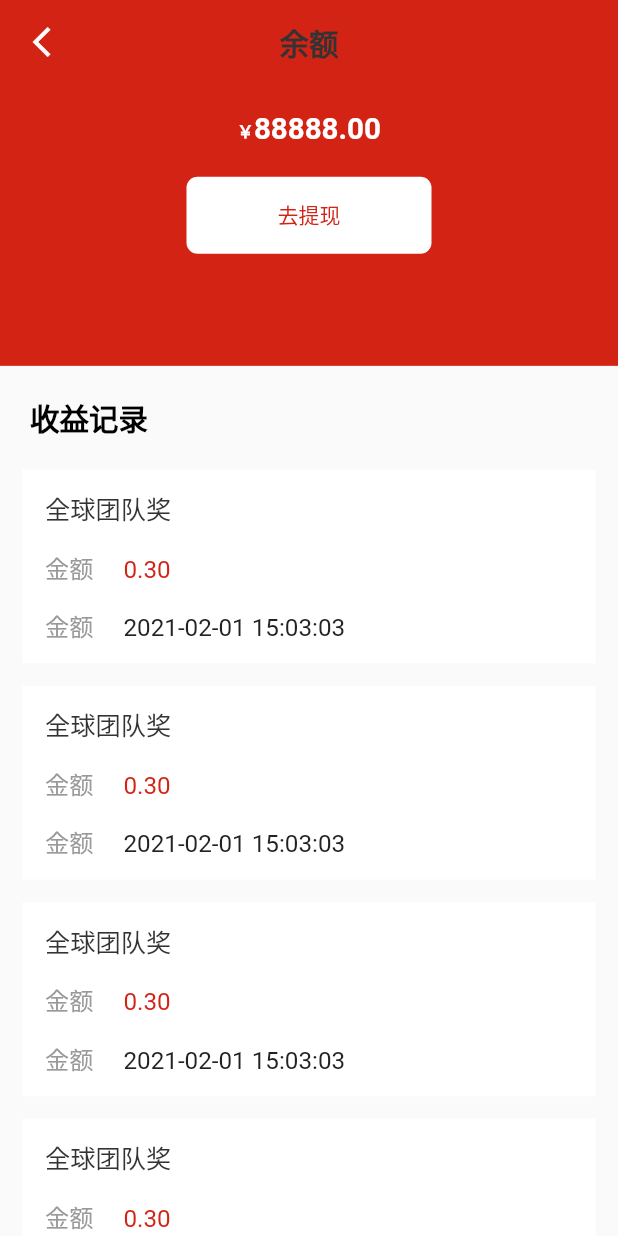
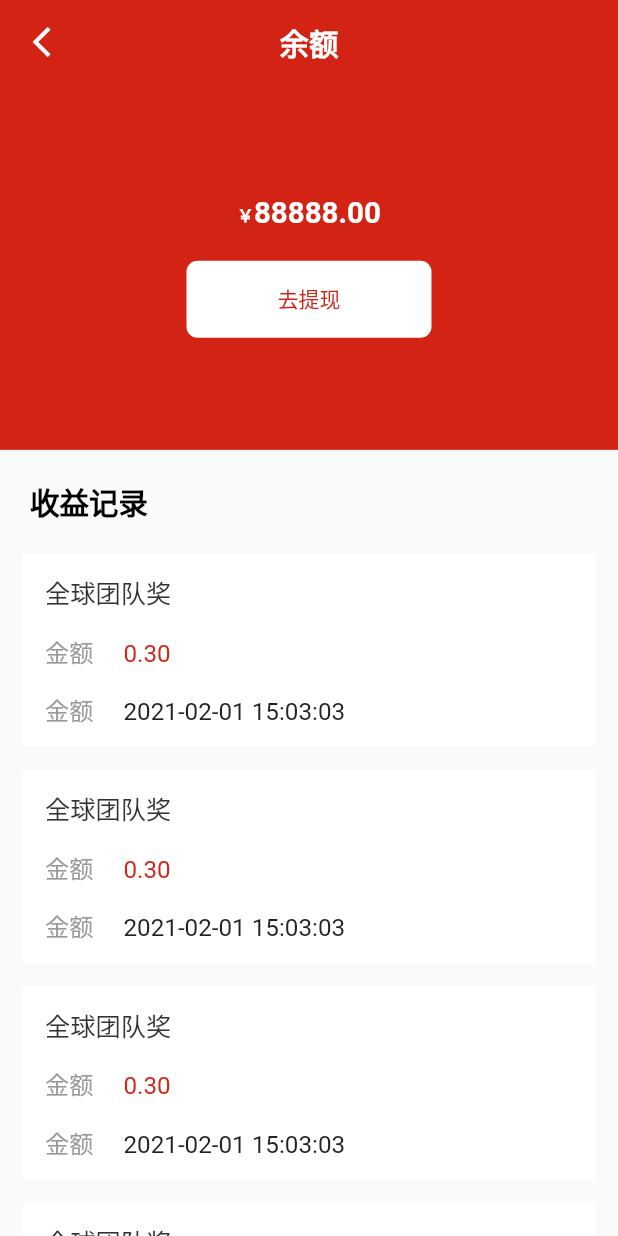
Before and after one commit to zh997/egou_app, a Flutter app: the BalancePage screen opened directly, on a phone screen of 412 x 824 dp. Run offline on Flutter 3.47's test engine with Material 2 defaults, Android fonts, the phone set to English and light mode, and no system bars; our stand-ins replace connectivity, dio, flutter_easyloading, flutter_screenutil, flutter_swiper, get and 2 more; missing offline and left inert: flutter_animated_dialog, flutter_pickers; accounts and stored records are empty.

Commit message:
feat: add page

```diff
--- a/lib/pages/balance/view.dart
+++ b/lib/pages/balance/view.dart
@@ -24,6 +24,12 @@ class _BalancePageState extends State<BalancePage> {
   @override
   Widget build(BuildContext context) {
     return Scaffold(
+      appBar: CustomAppBar(
+        leading: Icon(Icons.arrow_back_ios_sharp, color: Colors.white),
+        title:  '余额',
+        backgroundColor: AppColors.COLOR_PRIMARY_D22315,
+        textColor:Colors.white ,
+      ),
       body: Stack(
         fit: StackFit.expand,
         children: [
@@ -59,7 +65,7 @@ class _BalancePageState extends State<BalancePage> {
               )))
             ],
           ),
-          _AppBar(context)
+          // _AppBar(context)
         ],
       ),
     );
@@ -74,7 +80,8 @@ class _BalancePageState extends State<BalancePage> {
         child: CustomAppBar(
           leading: Icon(Icons.arrow_back_ios_sharp, color: Colors.white),
           title:  '余额',
-          backgroundColor: Colors.transparent,
+          backgroundColor: AppColors.COLOR_PRIMARY_D22315,
+          textColor: AppColors.COLOR_BLACK_333333 ,
         )
     );
   }
--- a/lib/pages/goods_detail/view.dart
+++ b/lib/pages/goods_detail/view.dart
@@ -25,7 +25,7 @@ class GoodsDetailPage extends StatelessWidget {
   @override
   Widget build(BuildContext context) {
     return Scaffold(
-      appBar: CustomAppBar(leading: Icon(Icons.arrow_back_ios_sharp, color: AppColors.COLOR_BLACK_333333),title: '商品名称'),
+      appBar: CustomAppBar(leading: Icon(Icons.arrow_back_ios_sharp, color: AppColors.COLOR_BLACK_333333), title: '商品名称'),
       body: Column(
         children: [
           Expanded(child: SingleChildScrollView(
--- a/lib/widgets/app_bar.dart
+++ b/lib/widgets/app_bar.dart
@@ -25,9 +25,9 @@ class CustomAppBar extends StatelessWidget with PreferredSizeWidget {
         child: leading ?? Text(''),
       ),
       centerTitle: true,
-      title: Text(title),
-      titleTextStyle: TextStyle(color: textColor ?? AppColors.COLOR_BLACK_333333,
-          fontWeight: FontWeight.bold, fontSize: AppFontsize.SIZE_56),
+      title: Text(title, style: TextStyle(color: textColor != null ? textColor:  AppColors.COLOR_BLACK_333333,
+          fontWeight: FontWeight.bold, fontSize: AppFontsize.SIZE_56),),
+
       actions: actions,
     );
   }
```
